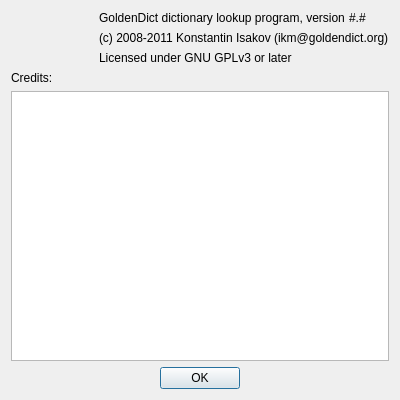
Before: the Qt Designer form about.ui in goldendict/goldendict, drawn with Qt 5.
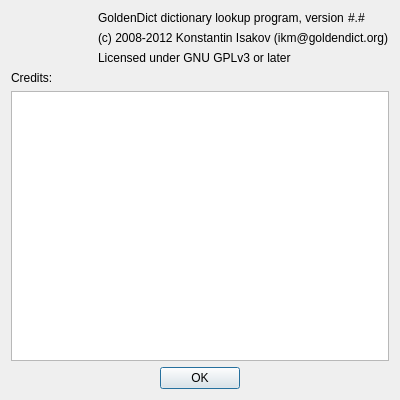
After: the same form once the commit is applied. Icons and pictures are not drawn.

Patch:
```diff
--- a/about.ui
+++ b/about.ui
@@ -70,7 +70,7 @@
        <item>
         <widget class="QLabel" name="label_2">
          <property name="text">
-          <string>(c) 2008-2011 Konstantin Isakov (ikm@goldendict.org)</string>
+          <string>(c) 2008-2012 Konstantin Isakov (ikm@goldendict.org)</string>
          </property>
          <property name="alignment">
           <set>Qt::AlignLeading|Qt::AlignLeft|Qt::AlignVCenter</set>
```
